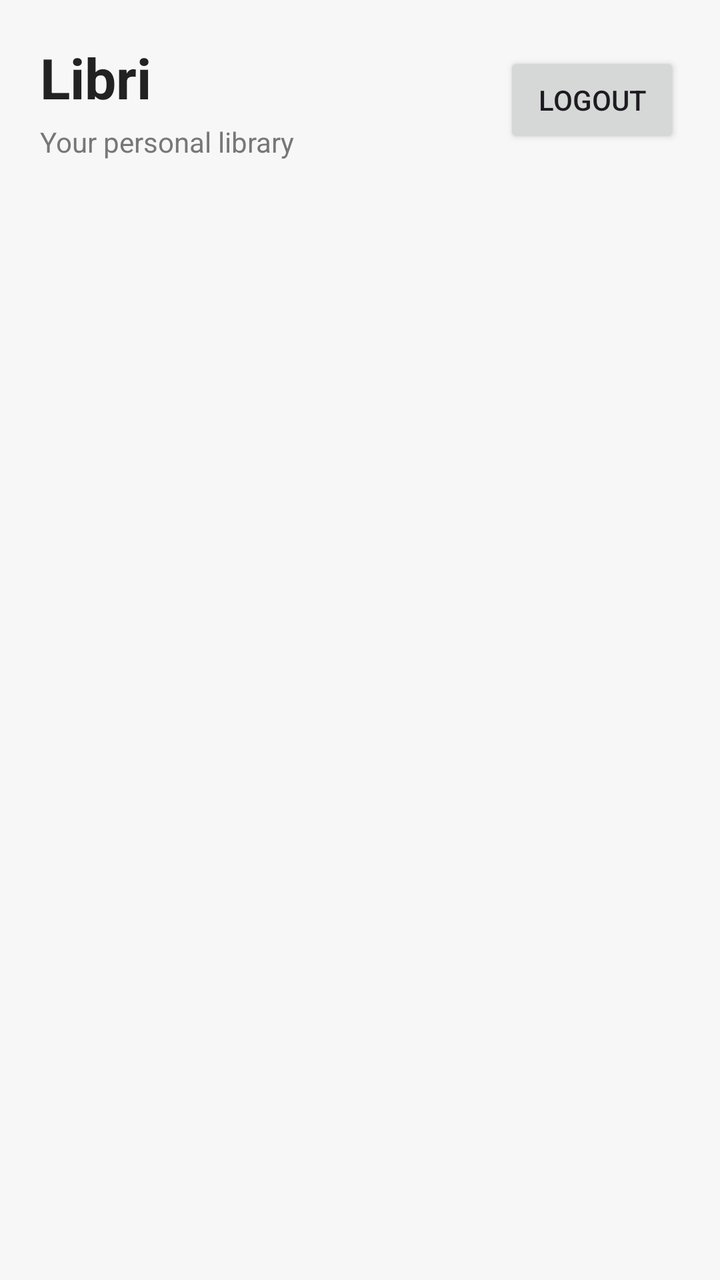
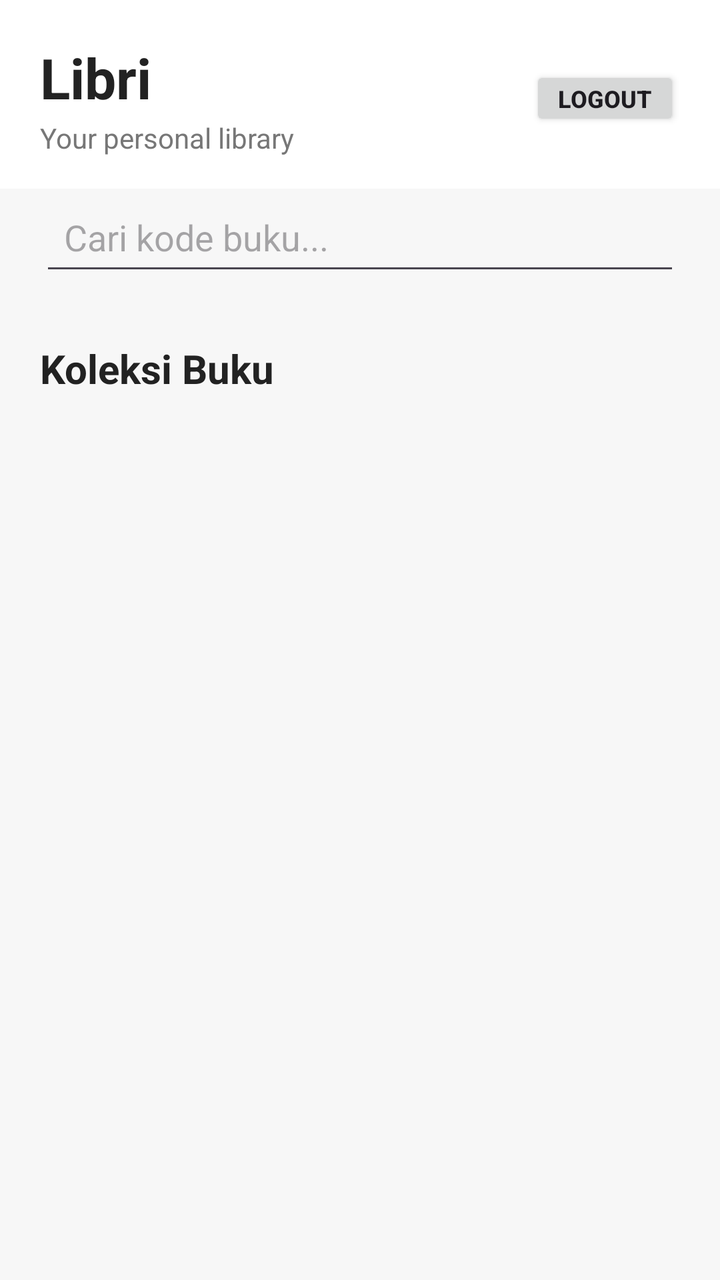

Screens rendered from an Android XML layout before and after an edit, with the pre-edit source and the edit as a unified diff.
<!-- AndroidManifest.xml: application theme Theme.Libri -->
<!-- res/layout/activity_main.xml -->
<?xml version="1.0" encoding="utf-8"?>
<LinearLayout xmlns:android="http://schemas.android.com/apk/res/android"
    android:layout_width="match_parent"
    android:layout_height="match_parent"
    android:orientation="vertical"
    android:background="#F7F7F7">

    <LinearLayout
        android:layout_width="match_parent"
        android:layout_height="wrap_content"
        android:orientation="horizontal"
        android:gravity="center_vertical"
        android:padding="20dp">

        <LinearLayout
            android:layout_width="0dp"
            android:layout_height="wrap_content"
            android:layout_weight="1"
            android:orientation="vertical">

            <TextView
                android:layout_width="wrap_content"
                android:layout_height="wrap_content"
                android:text="Libri"
                android:textColor="#222222"
                android:textSize="28sp"
                android:textStyle="bold" />

            <TextView
                android:layout_width="wrap_content"
                android:layout_height="wrap_content"
                android:layout_marginTop="4dp"
                android:text="Your personal library"
                android:textColor="#777777"
                android:textSize="14sp" />

        </LinearLayout>

        <Button
            android:id="@+id/buttonLogout"
            android:layout_width="wrap_content"
            android:layout_height="wrap_content"
            android:text="LOGOUT" />

    </LinearLayout>

    <androidx.recyclerview.widget.RecyclerView
        android:id="@+id/recyclerViewBooks"
        android:layout_width="match_parent"
        android:layout_height="0dp"
        android:layout_weight="1"
        android:clipToPadding="false"
        android:paddingBottom="12dp" />

</LinearLayout>
<!-- resources referenced by this layout -->
<resources>
  <style name="Theme.Libri" parent="Base.Theme.Libri" />
  <style name="Base.Theme.Libri" parent="Theme.Material3.DayNight.NoActionBar">
          
          
      </style>
</resources>

<!-- the commit's change to res/layout/activity_main.xml (unified diff, before → after) -->
@@ -5,12 +5,17 @@
     android:orientation="vertical"
     android:background="#F7F7F7">
 
+    
     <LinearLayout
         android:layout_width="match_parent"
         android:layout_height="wrap_content"
         android:orientation="horizontal"
         android:gravity="center_vertical"
-        android:padding="20dp">
+        android:paddingStart="20dp"
+        android:paddingTop="20dp"
+        android:paddingEnd="20dp"
+        android:paddingBottom="16dp"
+        android:background="#FFFFFF">
 
         <LinearLayout
             android:layout_width="0dp"
@@ -29,7 +34,7 @@
             <TextView
                 android:layout_width="wrap_content"
                 android:layout_height="wrap_content"
-                android:layout_marginTop="4dp"
+                android:layout_marginTop="2dp"
                 android:text="Your personal library"
                 android:textColor="#777777"
                 android:textSize="14sp" />
@@ -40,10 +45,43 @@
             android:id="@+id/buttonLogout"
             android:layout_width="wrap_content"
             android:layout_height="wrap_content"
-            android:text="LOGOUT" />
+            android:text="Logout"
+            android:textSize="12sp"
+            android:textStyle="bold"
+            android:minHeight="0dp"
+            android:minWidth="0dp"
+            android:paddingStart="14dp"
+            android:paddingEnd="14dp"
+            android:paddingTop="8dp"
+            android:paddingBottom="8dp" />
 
     </LinearLayout>
 
+    <EditText
+        android:id="@+id/editTextSearch"
+        android:layout_width="match_parent"
+        android:layout_height="wrap_content"
+        android:layout_marginStart="20dp"
+        android:layout_marginEnd="20dp"
+        android:layout_marginBottom="8dp"
+        android:hint="Cari kode buku..."
+        android:inputType="text"
+        android:singleLine="true"
+        android:padding="12dp" />
+
+    
+    <TextView
+        android:layout_width="wrap_content"
+        android:layout_height="wrap_content"
+        android:layout_marginStart="20dp"
+        android:layout_marginTop="20dp"
+        android:layout_marginBottom="8dp"
+        android:text="Koleksi Buku"
+        android:textColor="#222222"
+        android:textSize="20sp"
+        android:textStyle="bold" />
+
+    
     <androidx.recyclerview.widget.RecyclerView
         android:id="@+id/recyclerViewBooks"
         android:layout_width="match_parent"
